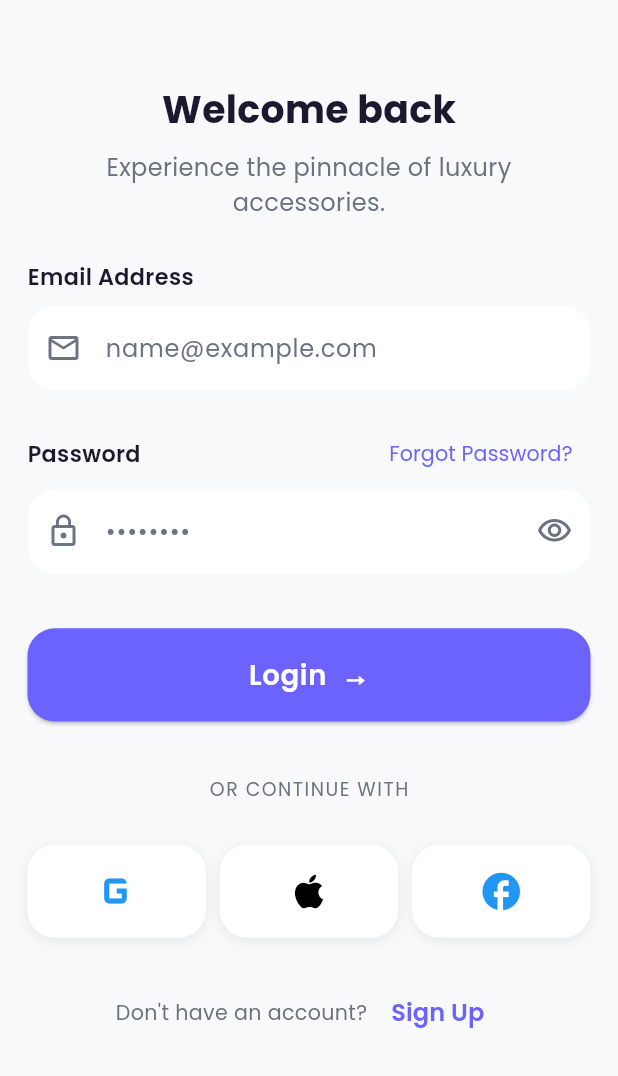
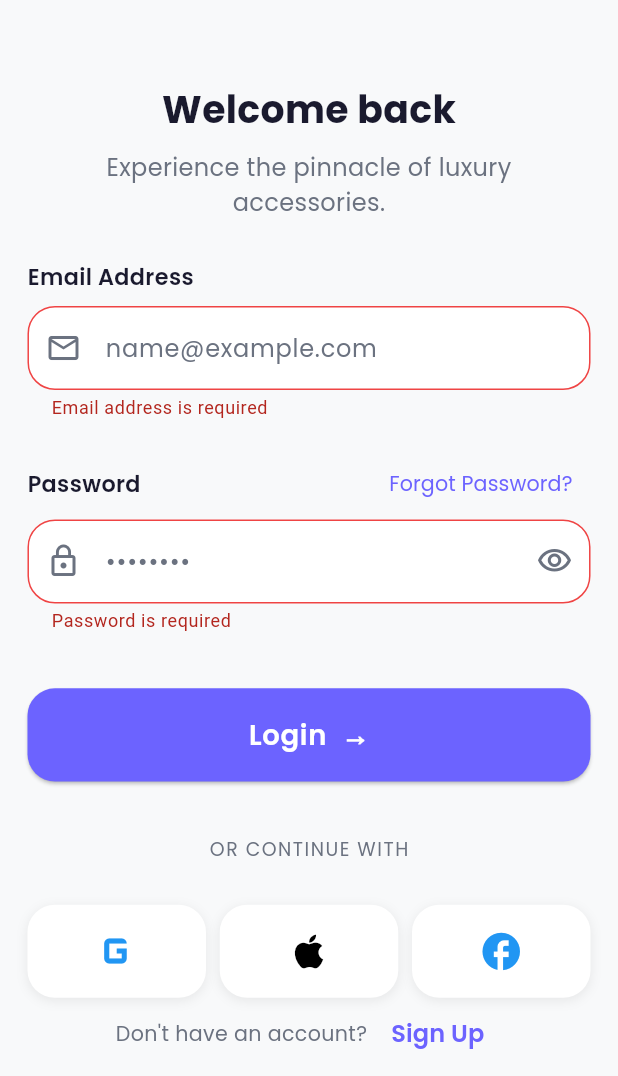
Before and after one commit to BENSAMEH/stylo_app, a Flutter app: the LoginScreen screen opened directly, after a tap on an icon or button, on a phone screen of 412 x 824 dp, the part 160-1236 px from its top. Run offline on Flutter 3.47's test engine with Material 3 defaults, Android fonts, the phone set to English and light mode, and no system bars; our stand-ins replace cached_network_image, flutter_screenutil, google_fonts, image_picker, pin_code_fields.

Commit message:
Update login and validators

```diff
--- a/lib/core/utils/app_validators.dart
+++ b/lib/core/utils/app_validators.dart
@@ -0,0 +1,87 @@
+class AppValidators {
+  AppValidators._();
+
+  // ── Email ──────────────────────────────────────────────────────────────────
+  static String? email(String? value) {
+    if (value == null || value.trim().isEmpty) {
+      return 'Email address is required';
+    }
+    final emailRegex = RegExp(r'^[\w\.-]+@[\w\.-]+\.\w{2,}$');
+    if (!emailRegex.hasMatch(value.trim())) {
+      return 'Enter a valid email address';
+    }
+    return null;
+  }
+
+  // ── Password ───────────────────────────────────────────────────────────────
+  static String? password(String? value) {
+    if (value == null || value.isEmpty) {
+      return 'Password is required';
+    }
+    if (value.length < 8) {
+      return 'Password must be at least 8 characters';
+    }
+    return null;
+  }
+
+  // ── Confirm password ───────────────────────────────────────────────────────
+  static String? Function(String?) confirmPassword(String original) {
+    return (String? value) {
+      if (value == null || value.isEmpty) return 'Please confirm your password';
+      if (value != original) return 'Passwords do not match';
+      return null;
+    };
+  }
+
+  // ── Required field ─────────────────────────────────────────────────────────
+  static String? required(String? value, {String fieldName = 'This field'}) {
+    if (value == null || value.trim().isEmpty) {
+      return '$fieldName is required';
+    }
+    return null;
+  }
+
+  // ── Name ───────────────────────────────────────────────────────────────────
+  static String? name(String? value) {
+    if (value == null || value.trim().isEmpty) {
+      return 'Full name is required';
+    }
+    if (value.trim().length < 3) {
+      return 'Name must be at least 3 characters';
+    }
+    return null;
+  }
+
+  // ── Price ──────────────────────────────────────────────────────────────────
+  static String? price(String? value) {
+    if (value == null || value.isEmpty) return 'Price is required';
+    final parsed = double.tryParse(value);
+    if (parsed == null) return 'Enter a valid number';
+    if (parsed <= 0) return 'Price must be greater than 0';
+    return null;
+  }
+
+  // ── Quantity ───────────────────────────────────────────────────────────────
+  static String? quantity(String? value) {
+    if (value == null || value.isEmpty) return 'Quantity is required';
+    final parsed = int.tryParse(value);
+    if (parsed == null) return 'Enter a valid number';
+    if (parsed < 0) return 'Quantity cannot be negative';
+    return null;
+  }
+
+  // ── OTP ────────────────────────────────────────────────────────────────────
+  static String? otp(String? value) {
+    if (value == null || value.isEmpty) return 'OTP code is required';
+    if (value.length < 4) return 'Enter the complete OTP code';
+    return null;
+  }
+
+  // ── Phone ──────────────────────────────────────────────────────────────────
+  static String? phone(String? value) {
+    if (value == null || value.trim().isEmpty) return 'Phone number is required';
+    final phoneRegex = RegExp(r'^\+?[\d\s\-\(\)]{7,15}$');
+    if (!phoneRegex.hasMatch(value.trim())) return 'Enter a valid phone number';
+    return null;
+  }
+}
--- a/lib/features/auth/presentation/screens/login/login_screen.dart
+++ b/lib/features/auth/presentation/screens/login/login_screen.dart
@@ -2,15 +2,51 @@ import 'package:flutter/material.dart';
 import 'package:stylo_app/core/constants/app_colors.dart';
 import 'package:stylo_app/core/constants/app_sizes.dart';
 import 'package:stylo_app/core/constants/app_text_styles.dart';
+import 'package:stylo_app/core/utils/app_validators.dart';
 
-class LoginScreen extends StatelessWidget {
+class LoginScreen extends StatefulWidget {
   const LoginScreen({super.key});
+
+  @override
+  State<LoginScreen> createState() => _LoginScreenState();
+}
+
+class _LoginScreenState extends State<LoginScreen> {
+  final _formKey             = GlobalKey<FormState>();
+  final _emailController     = TextEditingController();
+  final _passwordController  = TextEditingController();
+  bool  _obscurePassword     = true;
+  bool  _isLoading           = false;
+
+  @override
+  void dispose() {
+    _emailController.dispose();
+    _passwordController.dispose();
+    super.dispose();
+  }
+
+  void _onLogin() {
+    // Dismiss keyboard first
+    FocusScope.of(context).unfocus();
+
+    if (!_formKey.currentState!.validate()) return;
+
+    setState(() => _isLoading = true);
+
+    // TODO: replace with AuthCubit.login()
+    Future.delayed(const Duration(seconds: 2), () {
+      if (!mounted) return;
+      setState(() => _isLoading = false);
+    });
+  }
 
   @override
   Widget build(BuildContext context) {
     return Scaffold(
       backgroundColor: AppColors.lightBackground,
       body: SafeArea(
+        child: Form(
+          key: _formKey,
           child: Padding(
             padding: EdgeInsets.symmetric(horizontal: AppSizes.screenPadding),
             child: Column(
@@ -63,8 +99,12 @@ class LoginScreen extends StatelessWidget {
                 SizedBox(height: AppSizes.sm),
 
                 // ── Email field ──────────────────────────────────
-              TextField(
-                style: AppTextStyles.bodyMedium,
+                TextFormField(
+                  controller:   _emailController,
+                  style:        AppTextStyles.bodyMedium,
+                  keyboardType: TextInputType.emailAddress,
+                  validator:    AppValidators.email,
+                  autovalidateMode: AutovalidateMode.onUserInteraction,
                   decoration: InputDecoration(
                     hintText: 'name@example.com',
                     hintStyle: AppTextStyles.bodyMedium.copyWith(
@@ -74,11 +114,27 @@ class LoginScreen extends StatelessWidget {
                       Icons.mail_outline,
                       color: AppColors.lightTextSecondary,
                     ),
-                  filled: true,
-                  fillColor: AppColors.lightSurface,
+                    filled:     true,
+                    fillColor:  AppColors.lightSurface,
                     border: OutlineInputBorder(
                       borderRadius: BorderRadius.circular(AppSizes.radiusLg),
                       borderSide: BorderSide.none,
+                    ),
+                    enabledBorder: OutlineInputBorder(
+                      borderRadius: BorderRadius.circular(AppSizes.radiusLg),
+                      borderSide: BorderSide.none,
+                    ),
+                    focusedBorder: OutlineInputBorder(
+                      borderRadius: BorderRadius.circular(AppSizes.radiusLg),
+                      borderSide: const BorderSide(color: AppColors.primary, width: 1.5),
+                    ),
+                    errorBorder: OutlineInputBorder(
+                      borderRadius: BorderRadius.circular(AppSizes.radiusLg),
+                      borderSide: const BorderSide(color: AppColors.error),
+                    ),
+                    focusedErrorBorder: OutlineInputBorder(
+                      borderRadius: BorderRadius.circular(AppSizes.radiusLg),
+                      borderSide: const BorderSide(color: AppColors.error, width: 1.5),
                     ),
                   ),
                 ),
@@ -97,7 +153,9 @@ class LoginScreen extends StatelessWidget {
                       ),
                     ),
                     TextButton(
-                    onPressed: () {},
+                      onPressed: () {
+                        // TODO: navigate to ForgotPasswordScreen
+                      },
                       child: Text(
                         'Forgot Password?',
                         style: AppTextStyles.bodySmall.copyWith(
@@ -109,9 +167,12 @@ class LoginScreen extends StatelessWidget {
                 ),
 
                 // ── Password field ───────────────────────────────
-              TextField(
-                obscureText: true,
-                style: AppTextStyles.bodyMedium,
+                TextFormField(
+                  controller:  _passwordController,
+                  obscureText: _obscurePassword,
+                  style:       AppTextStyles.bodyMedium,
+                  validator:   AppValidators.password,
+                  autovalidateMode: AutovalidateMode.onUserInteraction,
                   decoration: InputDecoration(
                     hintText: '••••••••',
                     hintStyle: AppTextStyles.bodyMedium.copyWith(
@@ -121,15 +182,36 @@ class LoginScreen extends StatelessWidget {
                       Icons.lock_outline,
                       color: AppColors.lightTextSecondary,
                     ),
-                  suffixIcon: const Icon(
-                    Icons.visibility_outlined,
+                    suffixIcon: GestureDetector(
+                      onTap: () => setState(() => _obscurePassword = !_obscurePassword),
+                      child: Icon(
+                        _obscurePassword
+                            ? Icons.visibility_outlined
+                            : Icons.visibility_off_outlined,
                         color: AppColors.lightTextSecondary,
                       ),
-                  filled: true,
+                    ),
+                    filled:    true,
                     fillColor: AppColors.lightSurface,
                     border: OutlineInputBorder(
                       borderRadius: BorderRadius.circular(AppSizes.radiusLg),
                       borderSide: BorderSide.none,
+                    ),
+                    enabledBorder: OutlineInputBorder(
+                      borderRadius: BorderRadius.circular(AppSizes.radiusLg),
+                      borderSide: BorderSide.none,
+                    ),
+                    focusedBorder: OutlineInputBorder(
+                      borderRadius: BorderRadius.circular(AppSizes.radiusLg),
+                      borderSide: const BorderSide(color: AppColors.primary, width: 1.5),
+                    ),
+                    errorBorder: OutlineInputBorder(
+                      borderRadius: BorderRadius.circular(AppSizes.radiusLg),
+                      borderSide: const BorderSide(color: AppColors.error),
+                    ),
+                    focusedErrorBorder: OutlineInputBorder(
+                      borderRadius: BorderRadius.circular(AppSizes.radiusLg),
+                      borderSide: const BorderSide(color: AppColors.error, width: 1.5),
                     ),
                   ),
                 ),
@@ -138,20 +220,27 @@ class LoginScreen extends StatelessWidget {
 
                 // ── Login button ─────────────────────────────────
                 SizedBox(
-                width: double.infinity,
+                  width:  double.infinity,
                   height: AppSizes.buttonHeight,
                   child: ElevatedButton(
-                  onPressed: () {},
+                    onPressed: _isLoading ? null : _onLogin,
                     style: ElevatedButton.styleFrom(
                       backgroundColor: AppColors.primary,
+                      disabledBackgroundColor: AppColors.primary.withOpacity(0.6),
                       shape: RoundedRectangleBorder(
                         borderRadius: BorderRadius.circular(AppSizes.radiusLg),
                       ),
                     ),
-                  child: Text(
-                    'Login  →',
-                    style: AppTextStyles.buttonLarge,
+                    child: _isLoading
+                        ? const SizedBox(
+                            width: 22,
+                            height: 22,
+                            child: CircularProgressIndicator(
+                              color: AppColors.white,
+                              strokeWidth: 2,
                             ),
+                          )
+                        : Text('Login  →', style: AppTextStyles.buttonLarge),
                   ),
                 ),
 
@@ -171,29 +260,11 @@ class LoginScreen extends StatelessWidget {
                 // ── Social buttons ───────────────────────────────
                 Row(
                   children: [
-                  _SocialButton(
-                    child: const Icon(
-                      Icons.g_mobiledata,
-                      size: 40,
-                      color: Colors.blue,
-                    ),
-                  ),
+                    _SocialButton(child: const Icon(Icons.g_mobiledata, size: 40, color: Colors.blue)),
                     SizedBox(width: AppSizes.sm),
-                  _SocialButton(
-                    child: const Icon(
-                      Icons.apple,
-                      size: 30,
-                      color: AppColors.black,
-                    ),
-                  ),
+                    _SocialButton(child: const Icon(Icons.apple, size: 30, color: AppColors.black)),
                     SizedBox(width: AppSizes.sm),
-                  _SocialButton(
-                    child: const Icon(
-                      Icons.facebook,
-                      size: 30,
-                      color: Colors.blue,
-                    ),
-                  ),
+                    _SocialButton(child: const Icon(Icons.facebook, size: 30, color: Colors.blue)),
                   ],
                 ),
 
@@ -210,7 +281,9 @@ class LoginScreen extends StatelessWidget {
                       ),
                     ),
                     TextButton(
-                    onPressed: () {},
+                      onPressed: () {
+                        // TODO: navigate to RegisterScreen
+                      },
                       child: Text(
                         'Sign Up',
                         style: AppTextStyles.bodyMedium.copyWith(
@@ -224,6 +297,7 @@ class LoginScreen extends StatelessWidget {
 
                 SizedBox(height: AppSizes.md),
               ],
+            ),
           ),
         ),
       ),
--- a/lib/main.dart
+++ b/lib/main.dart
@@ -28,7 +28,7 @@ class MyApp extends StatelessWidget {
             scaffoldBackgroundColor:
                 Colors.white, // Adjust template rules as needed
           ),
-          home: HomeScreen(),
+          home: LoginScreen(),
 
         );
       },
```
Lines whose indentation alone changed are shown as unchanged.
